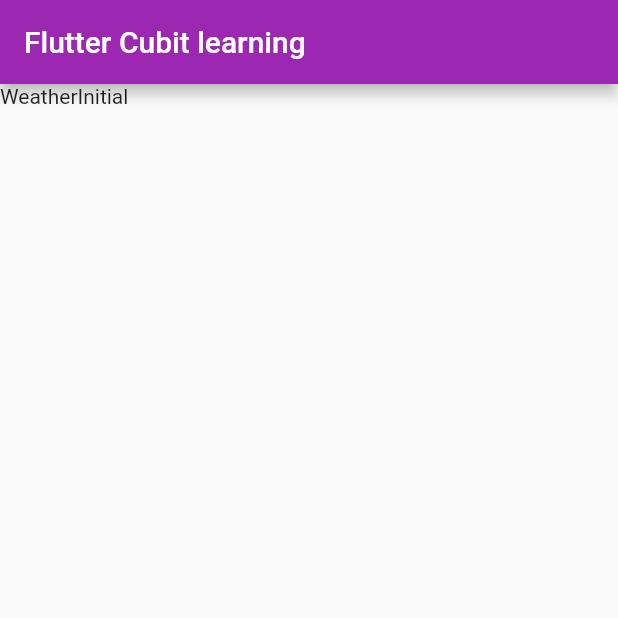
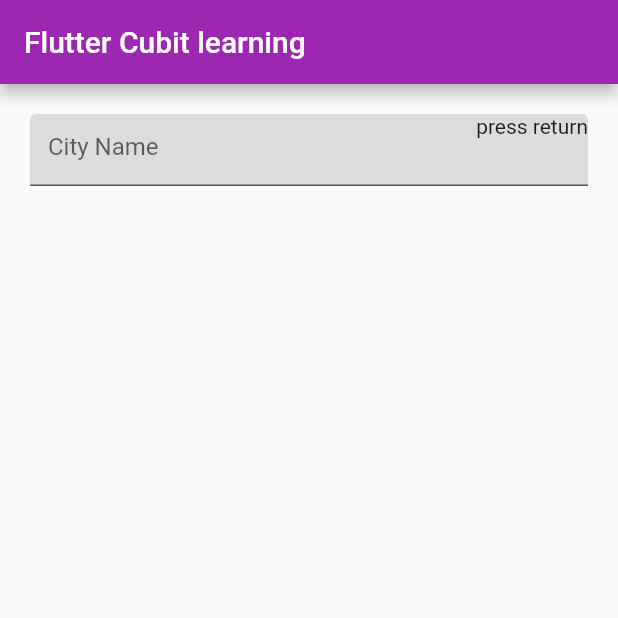
Before and after one commit to yukwok/Cubic-learning, a Flutter app: the screen it shows after launch, on a phone screen of 412 x 824 dp, the top half of it. Run offline on Flutter 3.47's test engine with Material 2 defaults, Android fonts, the phone set to English and light mode, and no system bars; our stand-ins replace bloc, flutter_bloc.

Commit message:
TextField draft added

```diff
--- a/lib/main.dart
+++ b/lib/main.dart
@@ -45,7 +45,7 @@ class HomePage extends StatelessWidget {
         },
         builder: (context, state) {
           if (state is WeatherInitial) {
-            return Text('WeatherInitial');
+            return inputCityTextField();
           } else if (state is WeatherLoading) {
             return Text('Loading');
           } else if (state is WeatherLoaded) {
@@ -60,3 +60,18 @@ class HomePage extends StatelessWidget {
     );
   }
 }
+
+Widget inputCityTextField() {
+  return Padding(
+    padding: const EdgeInsets.all(20.0),
+    child: TextField(
+      onSubmitted: (value) {},
+      decoration: InputDecoration(
+        fillColor: Colors.black12,
+        filled: true,
+        hintText: 'City Name',
+        suffixIcon: Text('press return'),
+      ),
+    ),
+  );
+}
```
